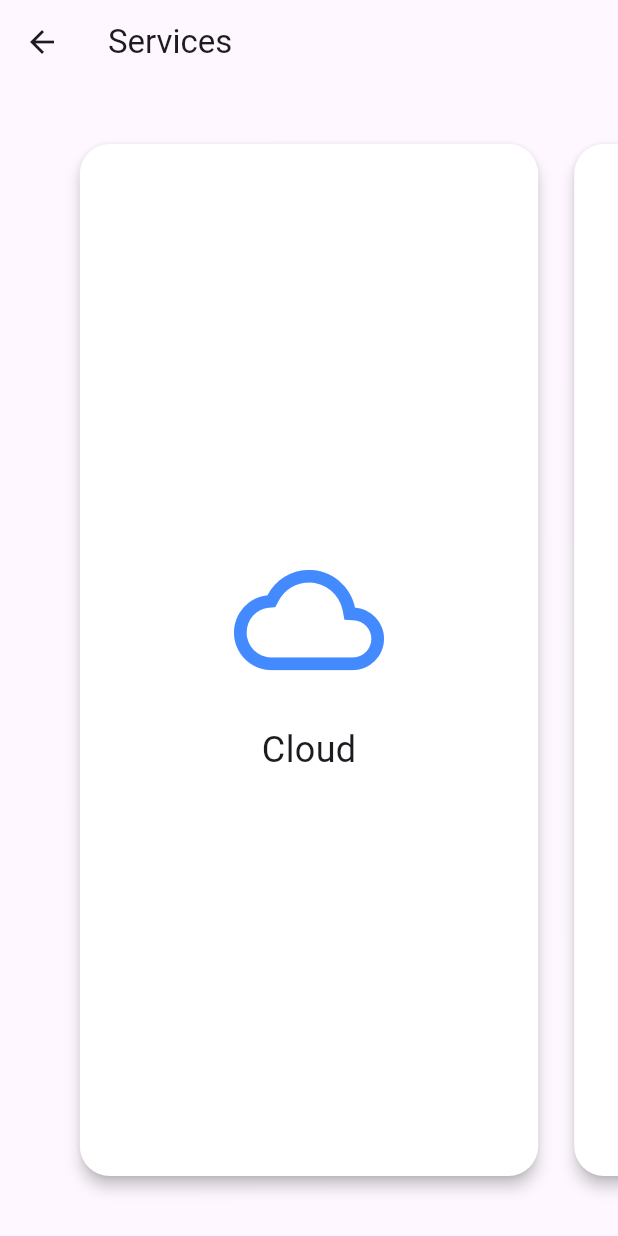
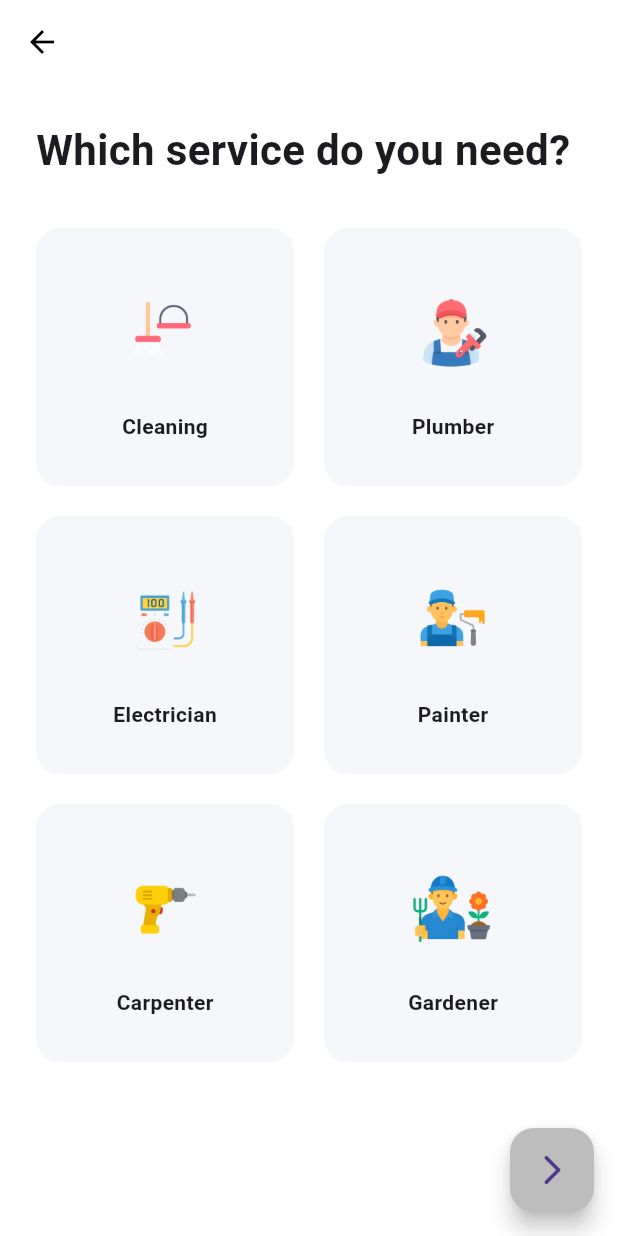
Before and after one commit to kfiros94/android_course, a Flutter app: the ServicesScreen screen opened by its route, on a phone screen of 412 x 824 dp. Run offline on Flutter 3.47's test engine with Material 3 defaults, Android fonts, the phone set to English and light mode, and no system bars.

Commit message:
UI update - logn_phone_screen + services_screen + otp_verification_screen

```diff
--- a/lib/screens/services_screen.dart
+++ b/lib/screens/services_screen.dart
@@ -1,44 +1,104 @@
 import 'package:flutter/material.dart';
 
-/// מסך שירותים – גלילה אופקית בין אייקונים
-class ServicesScreen extends StatelessWidget {
+class Service {
+  final String name;
+  final String asset;
+  const Service(this.name, this.asset);
+}
+
+class ServicesScreen extends StatefulWidget {
   const ServicesScreen({super.key});
-
   static const routeName = '/services';
 
   @override
-  Widget build(BuildContext context) {
-    // נתוני דוגמה – שם ואייקון לכל שירות
-    final services = <Map<String, dynamic>>[
-      {'label': 'Cloud',     'icon': Icons.cloud_outlined},
-      {'label': 'Storage',   'icon': Icons.sd_storage_outlined},
-      {'label': 'Camera',    'icon': Icons.photo_camera_outlined},
-      {'label': 'Maps',      'icon': Icons.map_outlined},
-      {'label': 'Chat',      'icon': Icons.chat_bubble_outline},
+  State<ServicesScreen> createState() => _ServicesScreenState();
+}
+
+class _ServicesScreenState extends State<ServicesScreen> {
+  // Replace asset paths with your own images
+  final _services = const [
+    Service('Cleaning', 'assets/images/svc_cleaning.png'),
+    Service('Plumber', 'assets/images/svc_plumber.png'),
+    Service('Electrician', 'assets/images/svc_electrician.png'),
+    Service('Painter', 'assets/images/svc_painter.png'),
+    Service('Carpenter', 'assets/images/svc_carpenter.png'),
+    Service('Gardener', 'assets/images/svc_gardener.png'),
   ];
 
+  int? _selectedIndex;
+
+  @override
+  Widget build(BuildContext context) {
     return Scaffold(
-      appBar: AppBar(title: const Text('Services')),
-      body: PageView.builder(
-        itemCount: services.length,
-        controller: PageController(viewportFraction: .8),
+      backgroundColor: Colors.white,
+      appBar: AppBar(
+        backgroundColor: Colors.white,
+        elevation: 0,
+        iconTheme: const IconThemeData(color: Colors.black),
+      ),
+      floatingActionButton: FloatingActionButton(
+        onPressed: _selectedIndex == null
+            ? null
+            : () {
+                // TODO: navigate to next step, pass selected service
+                Navigator.pushNamed(context, '/home');
+              },
+        backgroundColor:
+            _selectedIndex == null ? Colors.grey.shade400 : const Color(0xFF3F7DFB),
+        child: const Icon(Icons.arrow_forward_ios_rounded),
+      ),
+      body: Padding(
+        padding: const EdgeInsets.symmetric(horizontal: 24),
+        child: Column(
+          crossAxisAlignment: CrossAxisAlignment.start,
+          children: [
+            const SizedBox(height: 24),
+            const Text(
+              'Which service do you need?',
+              style: TextStyle(fontSize: 28, fontWeight: FontWeight.w700),
+            ),
+            const SizedBox(height: 32),
+            Expanded(
+              child: GridView.builder(
                 physics: const BouncingScrollPhysics(),
+                gridDelegate: const SliverGridDelegateWithFixedCrossAxisCount(
+                  crossAxisCount: 2,
+                  mainAxisSpacing: 20,
+                  crossAxisSpacing: 20,
+                  childAspectRatio: 1,
+                ),
+                itemCount: _services.length,
                 itemBuilder: (context, index) {
-          final service = services[index];
-          return Padding(
-            padding: const EdgeInsets.symmetric(horizontal: 12, vertical: 40),
-            child: Material(
-              elevation: 4,
-              borderRadius: BorderRadius.circular(20),
-              color: Colors.white,
+                  final svc = _services[index];
+                  final isSelected = _selectedIndex == index;
+                  return GestureDetector(
+                    onTap: () => setState(() => _selectedIndex = index),
+                    child: Container(
+                      decoration: BoxDecoration(
+                        color: isSelected
+                            ? const Color(0xFFEFF6FF)
+                            : const Color(0xFFF5F7FB),
+                        borderRadius: BorderRadius.circular(16),
+                        border: isSelected
+                            ? Border.all(color: const Color(0xFF3F7DFB), width: 2)
+                            : null,
+                      ),
                       child: Column(
                         mainAxisAlignment: MainAxisAlignment.center,
                         children: [
-                  Icon(service['icon'], size: 100, color: Colors.blueAccent),
-                  const SizedBox(height: 20),
+                          Image.asset(
+                            svc.asset,
+                            width: 80, // enlarged icon
+                            height: 80,
+                            fit: BoxFit.contain,
+                          ),
+                          const SizedBox(height: 12),
                           Text(
-                    service['label'],
-                    style: const TextStyle(fontSize: 24),
+                            svc.name,
+                            style: const TextStyle(
+                              fontSize: 14,
+                              fontWeight: FontWeight.w600,
+                            ),
                           ),
                         ],
                       ),
@@ -46,6 +106,10 @@ class ServicesScreen extends StatelessWidget {
                   );
                 },
               ),
+            ),
+          ],
+        ),
+      ),
     );
   }
 }
```
Also changed, not shown: lib/screens/login_phone_screen.dart (+51 -9 lines), lib/screens/otp_verification_screen.dart (+59 -32 lines), assets/images/svc_carpenter.png (added), assets/images/svc_cleaning.png (added), assets/images/svc_electrician.png (added), assets/images/svc_gardener.png (added), assets/images/svc_painter.png (added), assets/images/svc_plumber.png (added). Lines whose indentation alone changed are shown as unchanged.
